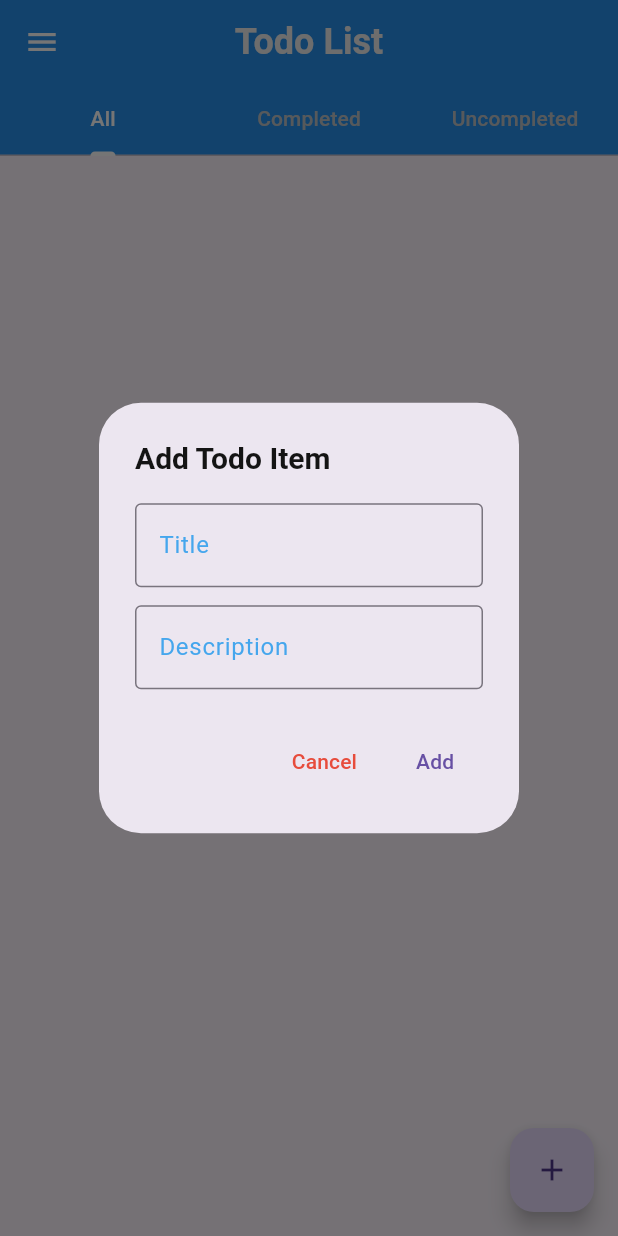
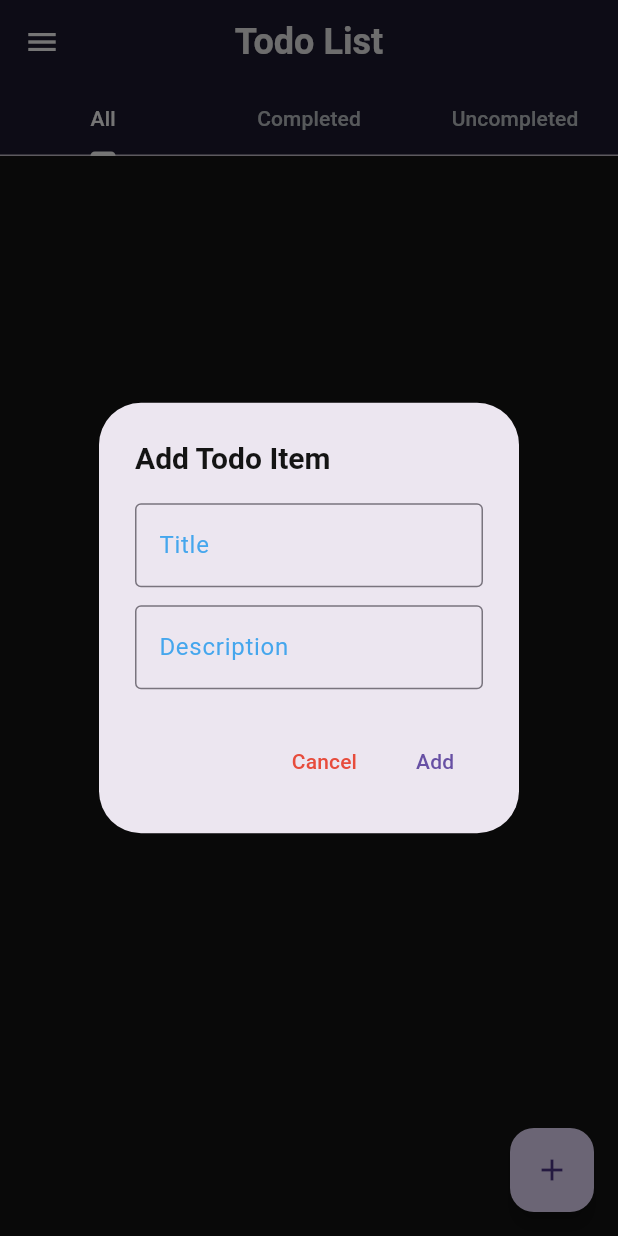
Before and after one commit to Amreen3601/Todo_list, a Flutter app: the screen it shows after launch, after a tap on the "add" icon, on a phone screen of 412 x 824 dp. Run offline on Flutter 3.47's test engine with Material 3 defaults, Android fonts, the phone set to English and light mode, and no system bars; our stand-ins replace connectivity, dio, flutter_screenutil, fluttertoast, google_fonts, hive_flutter and 2 more; accounts and stored records are empty; network calls fail.

Commit message:
Brief message describing the changes

```diff
--- a/todo_app/lib/View/todo_screen/todo_list.dart
+++ b/todo_app/lib/View/todo_screen/todo_list.dart
@@ -31,6 +31,7 @@ class _TodoListScreenState extends State<TodoListScreen>
   @override
   Widget build(BuildContext context) {
     return Scaffold(
+      backgroundColor: AppColors.blackColor,
       appBar: CustomAppBar(
         title: 'Todo List',
         titleTextStyle: MyTextStyles.appBarTitle,
--- a/todo_app/lib/constants/custom_appbar.dart
+++ b/todo_app/lib/constants/custom_appbar.dart
@@ -1,4 +1,5 @@
 import 'package:flutter/material.dart';
+import 'package:todo_app/constants/colors.dart';
 
 class CustomAppBar extends StatelessWidget implements PreferredSizeWidget {
   final String title;
@@ -15,7 +16,7 @@ class CustomAppBar extends StatelessWidget implements PreferredSizeWidget {
     Key? key,
     required this.title,
     this.elevation = 4.0,
-    this.backgroundColor = Colors.blue,
+    this.backgroundColor = AppColors.darkGrayColor,
     this.titleTextStyle,
     this.iconColor = Colors.white,
     this.actions,
@@ -32,11 +33,12 @@ class CustomAppBar extends StatelessWidget implements PreferredSizeWidget {
       centerTitle: centerTitle,
       title: Text(
         title,
-        style: titleTextStyle ?? TextStyle(
-          fontSize: 20,
-          fontWeight: FontWeight.bold,
-          color: Colors.white,
-        ),
+        style: titleTextStyle ??
+            TextStyle(
+              fontSize: 20,
+              fontWeight: FontWeight.bold,
+              color: Colors.white,
+            ),
       ),
       leading: IconButton(
         icon: Icon(Icons.menu, color: iconColor),
@@ -48,5 +50,6 @@ class CustomAppBar extends StatelessWidget implements PreferredSizeWidget {
   }
 
   @override
-  Size get preferredSize => Size.fromHeight(kToolbarHeight + (bottom?.preferredSize.height ?? 0)); // Adjusting preferred size
+  Size get preferredSize => Size.fromHeight(kToolbarHeight +
+      (bottom?.preferredSize.height ?? 0)); // Adjusting preferred size
 }
--- a/todo_app/lib/constants/routes/routes.dart
+++ b/todo_app/lib/constants/routes/routes.dart
@@ -1,5 +1,3 @@
-
-
 
 import 'package:flutter/material.dart';
 import 'package:todo_app/View/todo_screen/splash_screen.dart';
```
